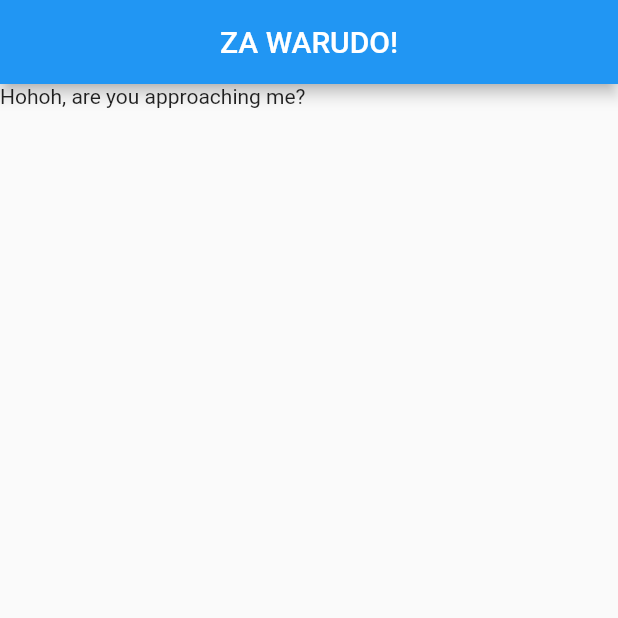
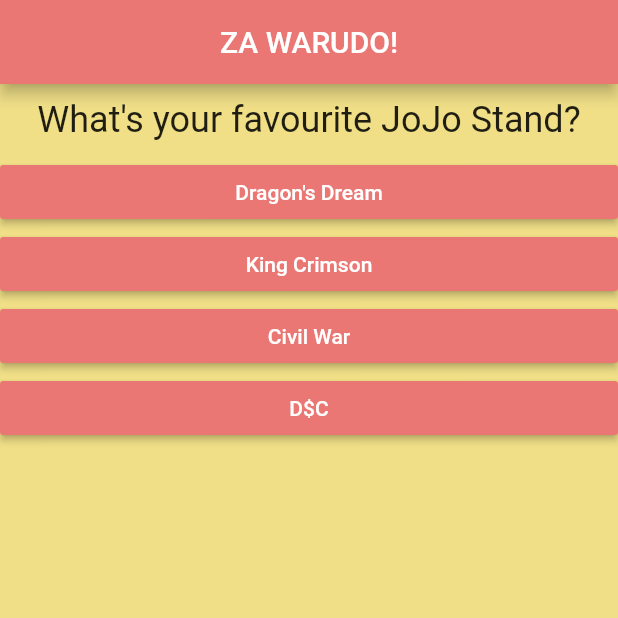
Before and after one commit to Labychu/test-quiz, a Flutter app: the screen it shows after launch, on a phone screen of 412 x 824 dp, the top half of it. Run offline on Flutter 3.47's test engine with Material 2 defaults, Android fonts, the phone set to English and light mode, and no system bars.

Commit message:
Update question/answer list + spliit main file

```diff
--- /dev/null
+++ b/lib/answer.dart
@@ -0,0 +1,23 @@
+import 'package:flutter/material.dart';
+import './constants.dart' as constants;
+
+
+class Answer extends StatelessWidget {
+  final Function selected;
+  final String answerText;
+
+  Answer(this.answerText ,this.selected);
+
+  @override
+  Widget build(BuildContext context) {
+    return Container(
+      width: double.infinity,
+      child: RaisedButton(
+        color: constants.THEME_COLOR_2,
+        textColor: constants.TEXT_COLOR,
+        child: Text(answerText),
+        onPressed: selected,
+      ),
+    );
+  }
+}
--- /dev/null
+++ b/lib/constants.dart
@@ -0,0 +1,6 @@
+import 'package:flutter/material.dart';
+
+
+const THEME_COLOR_1 = const Color(0xFFF0DF87);
+const THEME_COLOR_2 = const Color(0xFFEA7773);
+const TEXT_COLOR = Colors.white;
--- a/lib/main.dart
+++ b/lib/main.dart
@@ -1,18 +1,65 @@
 import "package:flutter/material.dart";
+import './question.dart';
+import './answer.dart';
+import './constants.dart' as constants;
 
 void main() => runApp(MyApp());
 
 
-class MyApp extends StatelessWidget {
+class MyApp extends StatefulWidget {
+  @override
+  State<StatefulWidget> createState() {
+    return _MyAppState();
+  }
+}
+
+
+class _MyAppState extends State<MyApp> {
+  int _questionIndex = 0;
+	static const questions = const [
+    {
+      'questionText': 'What\'s your favourite JoJo Stand?',
+      'answers': ['Dragon\'s Dream', 'King Crimson', 'Civil War', 'D\$C'],
+    },
+    {
+      'questionText': 'What\'s your favourite JoJo part?',
+      'answers': ['Part 3', 'Part 6', 'Part 7', 'part 4'],
+    },
+    {
+      'questionText': 'Who\'s your favourite JoJo?',
+      'answers': ['Jotaro', 'Jolyne', 'Joseph', 'Johny'],
+    },
+    {
+      'questionText': 'Who\'s your favourite Jobro?',
+      'answers': ['Okuyasu', 'Bucciarati', 'Gyro', 'Ceasar'],
+    },
+	];
+
+  void _optionChosen() {
+    setState(() {
+      _questionIndex++;
+    });
+    print('Answer chosen!');
+  }
+
   @override
   Widget build(BuildContext context) {
     return MaterialApp(
       home: Scaffold(
+        backgroundColor: constants.THEME_COLOR_1,
         appBar: AppBar(
+          backgroundColor: constants.THEME_COLOR_2,
           title: Text("ZA WARUDO!"),
           centerTitle: true,
         ),
-				body: Text("Hohoh, are you approaching me?"),
+        body: Column(
+          children: <Widget>[
+            Question(questions[_questionIndex]['questionText']),
+            ...(questions[_questionIndex]['answers'] as List<String>).map((answer) {
+              return Answer(answer, _optionChosen);
+            }).toList(),
+          ],
+        ),
       ),
     );
   }
--- /dev/null
+++ b/lib/question.dart
@@ -0,0 +1,21 @@
+import 'package:flutter/material.dart';
+
+
+class Question extends StatelessWidget {
+  final String _questionText;
+
+  Question(this._questionText);
+
+  @override
+  Widget build(BuildContext context) {
+    return Container(
+      width: double.infinity,
+      margin: EdgeInsets.all(10),
+      child: Text(
+        _questionText,
+        style: TextStyle(fontSize: 24),
+        textAlign: TextAlign.center,
+      ),
+    );
+  }
+}
```
Lines whose indentation alone changed are shown as unchanged.
